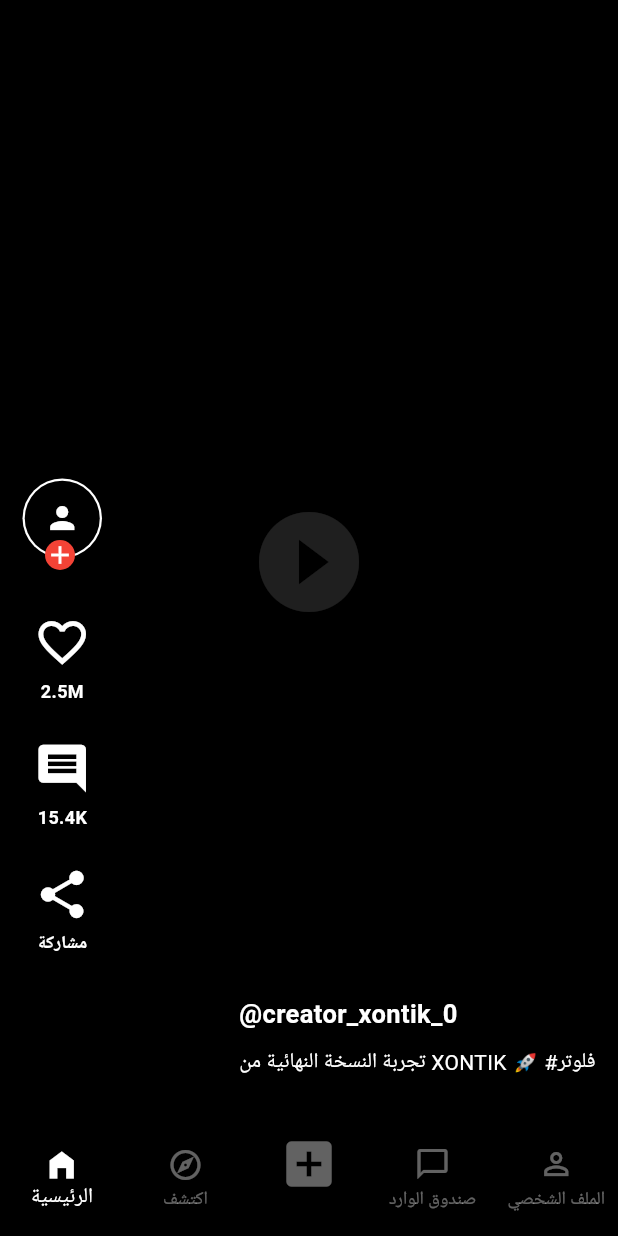
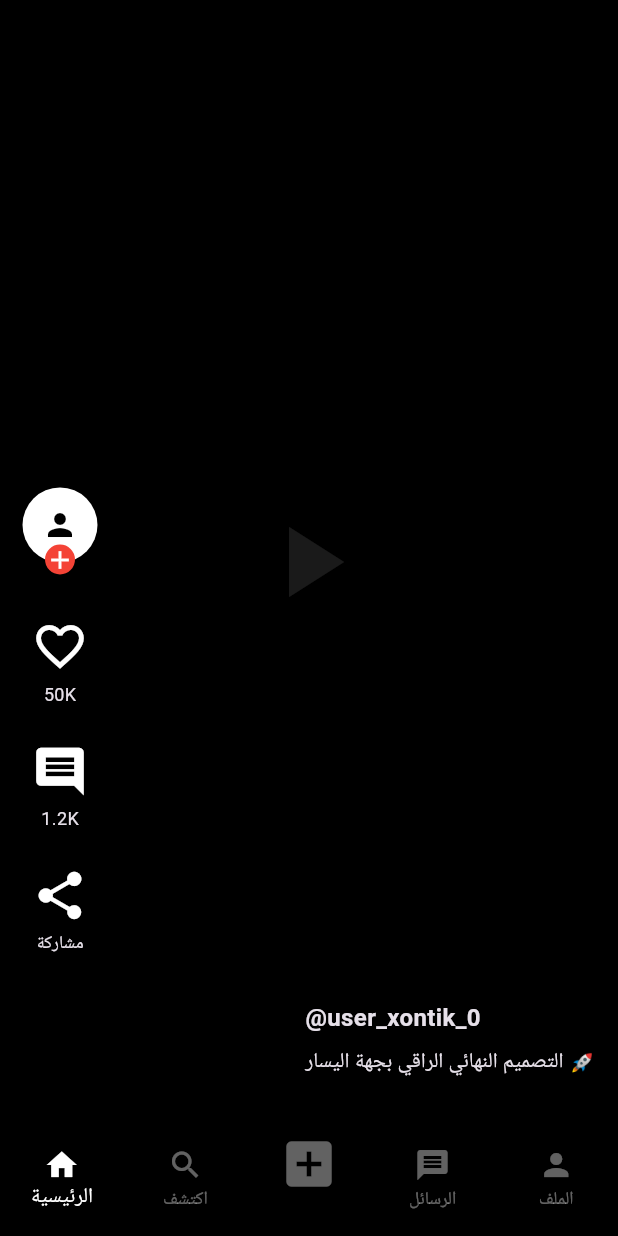
Before and after one commit to express-shopping/Xontik_V2, a Flutter app: the screen it shows after launch, after a tap on "أنشئ حساباً", on a phone screen of 412 x 824 dp. Run offline on Flutter 3.47's test engine with Material 3 defaults, Android fonts, the phone set to English and light mode, and no system bars.

Commit message:
Final Ultimate UI - Fixed for GitHub

```diff
--- a/lib/main.dart
+++ b/lib/main.dart
@@ -1,8 +1,6 @@
 import 'package:flutter/material.dart';
 
-void main() {
-  runApp(const XontikFinalApp());
-}
+void main() => runApp(const XontikFinalApp());
 
 class XontikFinalApp extends StatelessWidget {
   const XontikFinalApp({super.key});
@@ -13,17 +11,15 @@ class XontikFinalApp extends StatelessWidget {
       debugShowCheckedModeBanner: false,
       title: 'XONTIK PRO',
       locale: const Locale('ar', 'AE'),
-      theme: ThemeData.dark().copyWith(
-        scaffoldBackgroundColor: Colors.black,
-      ),
-      home: const TikTokAuthScreen(),
+      theme: ThemeData.dark().copyWith(scaffoldBackgroundColor: Colors.black),
+      home: const TikTokLoginScreen(),
     );
   }
 }
 
-// --- شاشة تسجيل الدخول الاحترافية ---
-class TikTokAuthScreen extends StatelessWidget {
-  const TikTokAuthScreen({super.key});
+// --- واجهة تسجيل دخول احترافية ---
+class TikTokLoginScreen extends StatelessWidget {
+  const TikTokLoginScreen({super.key});
 
   @override
   Widget build(BuildContext context) {
@@ -32,24 +28,23 @@ class TikTokAuthScreen extends StatelessWidget {
         child: Column(
           children: [
             const Spacer(),
-            const Text("XONTIK", style: TextStyle(fontSize: 48, fontWeight: FontWeight.bold, letterSpacing: 5, color: Colors.white)),
+            const Text("XONTIK", style: TextStyle(fontSize: 48, fontWeight: FontWeight.bold, letterSpacing: 4)),
             const SizedBox(height: 10),
-            const Text("سجل دخولك لاستكشاف الفيديوهات", style: TextStyle(color: Colors.white70, fontSize: 14)),
-            const SizedBox(height: 50),
-            _buildLoginOption(Icons.phone_android, "استخدام الهاتف أو البريد"),
-            _buildLoginOption(Icons.g_mobiledata, "المتابعة باستخدام Google"),
-            _buildLoginOption(Icons.facebook, "المتابعة باستخدام Facebook"),
-            _buildLoginOption(Icons.apple, "المتابعة باستخدام Apple"),
+            const Text("سجل دخولك لاستكشاف الإبداع", style: TextStyle(color: Colors.white70)),
+            const SizedBox(height: 40),
+            _authOption(Icons.phone_android, "الهاتف / البريد الإلكتروني"),
+            _authOption(Icons.g_mobiledata, "المتابعة باستخدام Google"),
+            _authOption(Icons.facebook, "المتابعة باستخدام Facebook"),
             const Spacer(),
-            // زر إنشاء حساب صغير وأنيق في الأسفل
+            // زر إنشاء حساب صغير في الأسفل كما في تيك توك
             Padding(
-              padding: const EdgeInsets.only(bottom: 20),
+              padding: const EdgeInsets.all(20.0),
               child: Row(
                 mainAxisAlignment: MainAxisAlignment.center,
                 children: [
                   const Text("ليس لديك حساب؟", style: TextStyle(color: Colors.white54)),
                   TextButton(
-                    onPressed: () => Navigator.push(context, MaterialPageRoute(builder: (context) => const TikTokHome())),
+                    onPressed: () => Navigator.push(context, MaterialPageRoute(builder: (context) => const TikTokFeed())),
                     child: const Text("أنشئ حساباً", style: TextStyle(color: Colors.redAccent, fontWeight: FontWeight.bold)),
                   ),
                 ],
@@ -61,27 +56,24 @@ class TikTokAuthScreen extends StatelessWidget {
     );
   }
 
-  Widget _buildLoginOption(IconData icon, String label) {
+  Widget _authOption(IconData icon, String label) {
     return Container(
-      margin: const EdgeInsets.symmetric(horizontal: 40, vertical: 8),
-      padding: const EdgeInsets.symmetric(vertical: 12, horizontal: 15),
-      decoration: BoxDecoration(
-        border: Border.all(color: Colors.white24),
-        borderRadius: BorderRadius.circular(4),
-      ),
+      margin: const EdgeInsets.symmetric(horizontal: 40, vertical: 7),
+      padding: const EdgeInsets.all(12),
+      decoration: BoxDecoration(border: Border.all(color: Colors.white12), borderRadius: BorderRadius.circular(5)),
       child: Row(
         children: [
           Icon(icon, size: 24),
-          Expanded(child: Text(label, textAlign: TextAlign.center, style: const TextStyle(fontSize: 14, fontWeight: FontWeight.w500))),
+          Expanded(child: Text(label, textAlign: TextAlign.center, style: const TextStyle(fontSize: 14))),
         ],
       ),
     );
   }
 }
 
-// --- واجهة الفيديوهات الرئيسية (نسخة تيك توك الأصلية) ---
-class TikTokHome extends StatelessWidget {
-  const TikTokHome({super.key});
+// --- واجهة الفيديوهات الرئيسية ---
+class TikTokFeed extends StatelessWidget {
+  const TikTokFeed({super.key});
 
   @override
   Widget build(BuildContext context) {
@@ -89,7 +81,7 @@ class TikTokHome extends StatelessWidget {
       body: PageView.builder(
         scrollDirection: Axis.vertical,
         itemCount: 10,
-        itemBuilder: (context, index) => VideoContent(index: index),
+        itemBuilder: (context, index) => VideoStack(index: index),
       ),
       bottomNavigationBar: BottomNavigationBar(
         backgroundColor: Colors.black,
@@ -97,64 +89,62 @@ class TikTokHome extends StatelessWidget {
         unselectedItemColor: Colors.white38,
         type: BottomNavigationBarType.fixed,
         items: const [
-          BottomNavigationBarItem(icon: Icon(Icons.home_filled), label: 'الرئيسية'),
-          BottomNavigationBarItem(icon: Icon(Icons.explore_outlined), label: 'اكتشف'),
+          BottomNavigationBarItem(icon: Icon(Icons.home), label: 'الرئيسية'),
+          BottomNavigationBarItem(icon: Icon(Icons.search), label: 'اكتشف'),
           BottomNavigationBarItem(icon: Icon(Icons.add_box, size: 40), label: ''),
-          BottomNavigationBarItem(icon: Icon(Icons.chat_bubble_outline), label: 'صندوق الوارد'),
-          BottomNavigationBarItem(icon: Icon(Icons.person_outline), label: 'الملف الشخصي'),
+          BottomNavigationBarItem(icon: Icon(Icons.message), label: 'الرسائل'),
+          BottomNavigationBarItem(icon: Icon(Icons.person), label: 'الملف'),
         ],
       ),
     );
   }
 }
 
-class VideoContent extends StatefulWidget {
+class VideoStack extends StatefulWidget {
   final int index;
-  const VideoContent({super.key, required this.index});
+  const VideoStack({super.key, required this.index});
 
   @override
-  State<VideoContent> createState() => _VideoContentState();
+  State<VideoStack> createState() => _VideoStackState();
 }
 
-class _VideoContentState extends State<VideoContent> {
+class _VideoStackState extends State<VideoStack> {
   bool isLiked = false;
   bool isFollowed = false;
 
   @override
   Widget build(BuildContext context) {
     return Stack(
-      fit: StackFit.expand,
       children: [
-        // مكان الفيديو
-        Container(color: Colors.black, child: const Center(child: Icon(Icons.play_circle_fill, size: 80, color: Colors.white12))),
+        Container(color: Colors.black, child: const Center(child: Icon(Icons.play_arrow, size: 80, color: Colors.white10))),
 
-        // الأزرار الجانبية على اليسار (تتحرك مع كل فيديو)
+        // الأزرار الجانبية بجهة اليسار وتتحرك مع كل فيديو
         Positioned(
-          left: 15, // جهة اليسار كما طلبت
+          left: 15,
           bottom: 100,
           child: Column(
             children: [
-              _buildAvatar(),
+              _profileAvatar(),
               const SizedBox(height: 25),
-              _buildSideAction(isLiked ? Icons.favorite : Icons.favorite_border, "2.5M", isLiked ? Colors.red : Colors.white, () {
+              _actionIcon(isLiked ? Icons.favorite : Icons.favorite_border, "50K", isLiked ? Colors.red : Colors.white, () {
                 setState(() => isLiked = !isLiked);
               }),
-              _buildSideAction(Icons.comment, "15.4K", Colors.white, () {}),
-              _buildSideAction(Icons.share, "مشاركة", Colors.white, () {}),
+              _actionIcon(Icons.comment, "1.2K", Colors.white, () {}),
+              _actionIcon(Icons.share, "مشاركة", Colors.white, () {}),
             ],
           ),
         ),
 
-        // معلومات صاحب الفيديو والوصف (أسفل اليمين)
+        // الوصف أسفل اليمين
         Positioned(
           right: 15,
           bottom: 30,
           child: Column(
             crossAxisAlignment: CrossAxisAlignment.start,
             children: [
-              Text("@creator_xontik_${widget.index}", style: const TextStyle(fontWeight: FontWeight.bold, fontSize: 17, color: Colors.white)),
-              const SizedBox(height: 10),
-              const Text("تجربة النسخة النهائية من XONTIK 🚀 #فلوتر", style: TextStyle(color: Colors.white)),
+              Text("@user_xontik_${widget.index}", style: const TextStyle(fontWeight: FontWeight.bold, fontSize: 16)),
+              const SizedBox(height: 8),
+              const Text("التصميم النهائي الراقي بجهة اليسار 🚀"),
             ],
           ),
         ),
@@ -162,19 +152,14 @@ class _VideoContentState extends State<VideoContent> {
     );
   }
 
-  Widget _buildAvatar() {
+  Widget _profileAvatar() {
     return Stack(
       clipBehavior: Clip.none,
       children: [
-        Container(
-          padding: const EdgeInsets.all(1.5),
-          decoration: const BoxDecoration(color: Colors.white, shape: BoxShape.circle),
-          child: const CircleAvatar(radius: 25, backgroundColor: Colors.black, child: Icon(Icons.person, color: Colors.white)),
-        ),
+        const CircleAvatar(radius: 25, backgroundColor: Colors.white, child: Icon(Icons.person, color: Colors.black)),
         if (!isFollowed)
           Positioned(
-            bottom: -8,
-            left: 15,
+            bottom: -8, left: 15,
             child: GestureDetector(
               onTap: () => setState(() => isFollowed = true),
               child: Container(
@@ -187,7 +172,7 @@ class _VideoContentState extends State<VideoContent> {
     );
   }
 
-  Widget _buildSideAction(IconData icon, String label, Color color, VoidCallback onTap) {
+  Widget _actionIcon(IconData icon, String label, Color color, VoidCallback onTap) {
     return GestureDetector(
       onTap: onTap,
       child: Padding(
@@ -195,8 +180,8 @@ class _VideoContentState extends State<VideoContent> {
         child: Column(
           children: [
             Icon(icon, size: 38, color: color),
-            const SizedBox(height: 5),
-            Text(label, style: const TextStyle(fontSize: 12, fontWeight: FontWeight.bold, color: Colors.white)),
+            const SizedBox(height: 4),
+            Text(label, style: const TextStyle(fontSize: 12)),
           ],
         ),
       ),
```
